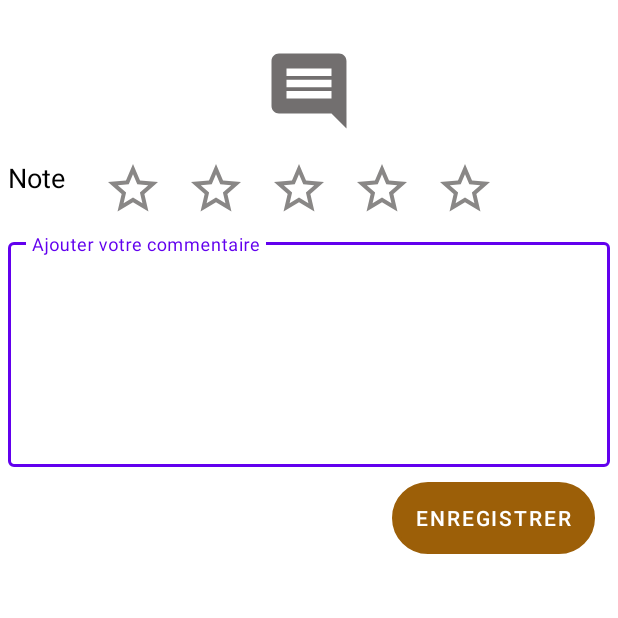
After one commit to bendressouarnaud/ecommercemobile, an Android app: the CommentaireActivity screen opened directly, with no data from a screen before it, on a phone screen of 412 x 824 dp, the top half of it. The commit adds this screen. Run offline under Robolectric (Android 15) with nearby library versions, the phone set to English and light mode, and no system bars; our stand-ins replace data binding.

Commit message:
from Area 01092023

```diff
--- /dev/null
+++ b/app/src/main/java/com/ankk/market/CommentaireActivity.java
@@ -0,0 +1,105 @@
+package com.ankk.market;
+
+import androidx.appcompat.app.AppCompatActivity;
+import androidx.lifecycle.ViewModelProvider;
+
+import android.os.Bundle;
+import android.view.View;
+
+import com.ankk.market.beans.BeanCommentRequest;
+import com.ankk.market.beans.RequeteHistoCommande;
+import com.ankk.market.databinding.ActivityCommentaireBinding;
+import com.ankk.market.databinding.ActivityHistoriqueCommandeBinding;
+import com.ankk.market.viewmodels.CommentaireViewmodel;
+import com.ankk.market.viewmodels.HistoriqueViewmodel;
+import com.ankk.market.viewmodels.VMFactory;
+
+public class CommentaireActivity extends AppCompatActivity {
+
+
+    // A t t r i b u t e s  :
+    ActivityCommentaireBinding binder;
+    CommentaireViewmodel viewmodel;
+
+
+
+    // M e t h o d s  :
+    @Override
+    protected void onCreate(Bundle savedInstanceState) {
+        super.onCreate(savedInstanceState);
+
+        binder = ActivityCommentaireBinding.inflate(getLayoutInflater());
+        setContentView(binder.getRoot());
+
+        getWindow().setStatusBarColor(getResources().getColor(R.color.black, null));
+
+        binder.cmtunnote.setOnClickListener(d -> updateNote(1));
+        binder.cmtdeuxnote.setOnClickListener(d -> updateNote(2));
+        binder.cmttroixnote.setOnClickListener(d -> updateNote(3));
+        binder.cmtquatrenote.setOnClickListener(d -> updateNote(4));
+        binder.cmtcinqnote.setOnClickListener(d -> updateNote(5));
+
+        // Set the VIEWMODEL :
+        viewmodel = new ViewModelProvider(this,
+                new VMFactory(getApplication()))
+                .get(CommentaireViewmodel.class);
+
+        // Get "EXTRAS" :
+        Bundle extras = getIntent().getExtras();
+        if (extras != null) {
+            viewmodel.setIdart( extras.getInt("idart"));
+        }
+
+        binder.butenregistrercmt.setOnClickListener(new View.OnClickListener() {
+            @Override
+            public void onClick(View v) {
+                BeanCommentRequest bt = new BeanCommentRequest();
+                bt.setIdart(viewmodel.getIdart());
+                bt.setCommentaire(binder.commentedit.getText().toString());
+                bt.setIdcli(viewmodel.getClientRepository().getAll().get(0).getIdcli());
+                bt.setNote(viewmodel.getNote());
+                // Process :
+
+            }
+        });
+    }
+
+    //
+    private void updateNote(int position){
+
+        // Set VALUE :
+        viewmodel.setNote(position);
+
+        switch (position){
+            case 1:
+                binder.cmtunnote.setImageDrawable(getResources().getDrawable(R.drawable.ic_star_full_gray, null));
+                break;
+
+            case 2:
+                binder.cmtunnote.setImageDrawable(getResources().getDrawable(R.drawable.ic_star_full_gray, null));
+                binder.cmtdeuxnote.setImageDrawable(getResources().getDrawable(R.drawable.ic_star_full_gray, null));
+                break;
+
+            case 3:
+                binder.cmtunnote.setImageDrawable(getResources().getDrawable(R.drawable.ic_star_full_gray, null));
+                binder.cmtdeuxnote.setImageDrawable(getResources().getDrawable(R.drawable.ic_star_full_gray, null));
+                binder.cmttroixnote.setImageDrawable(getResources().getDrawable(R.drawable.ic_star_full_gray, null));
+                break;
+
+            case 4:
+                binder.cmtunnote.setImageDrawable(getResources().getDrawable(R.drawable.ic_star_full_gray, null));
+                binder.cmtdeuxnote.setImageDrawable(getResources().getDrawable(R.drawable.ic_star_full_gray, null));
+                binder.cmttroixnote.setImageDrawable(getResources().getDrawable(R.drawable.ic_star_full_gray, null));
+                binder.cmtquatrenote.setImageDrawable(getResources().getDrawable(R.drawable.ic_star_full_gray, null));
+                break;
+
+            case 5:
+                binder.cmtunnote.setImageDrawable(getResources().getDrawable(R.drawable.ic_star_full_gray, null));
+                binder.cmtdeuxnote.setImageDrawable(getResources().getDrawable(R.drawable.ic_star_full_gray, null));
+                binder.cmttroixnote.setImageDrawable(getResources().getDrawable(R.drawable.ic_star_full_gray, null));
+                binder.cmtquatrenote.setImageDrawable(getResources().getDrawable(R.drawable.ic_star_full_gray, null));
+                binder.cmtcinqnote.setImageDrawable(getResources().getDrawable(R.drawable.ic_star_full_gray, null));
+                break;
+        }
+    }
+}
--- /dev/null
+++ b/app/src/main/java/com/ankk/market/viewmodels/CommentaireViewmodel.java
@@ -0,0 +1,41 @@
+package com.ankk.market.viewmodels;
+
+import android.app.Application;
+
+import androidx.lifecycle.ViewModel;
+
+import com.ankk.market.adapters.AdapterArticleCommande;
+import com.ankk.market.repositories.ClientRepository;
+
+public class CommentaireViewmodel extends ViewModel {
+
+    // A t t r i b u t e s :
+    int idart, note;
+    ClientRepository clientRepository;
+
+
+    // M e t h o d s  :
+    public CommentaireViewmodel(Application app) {
+        clientRepository = new ClientRepository(app);
+    }
+
+    public int getIdart() {
+        return idart;
+    }
+
+    public void setIdart(int idart) {
+        this.idart = idart;
+    }
+
+    public ClientRepository getClientRepository() {
+        return clientRepository;
+    }
+
+    public int getNote() {
+        return note;
+    }
+
+    public void setNote(int note) {
+        this.note = note;
+    }
+}
--- /dev/null
+++ b/app/src/main/res/drawable/ic_star_empty.xml
@@ -0,0 +1,5 @@
+<vector android:height="24dp" android:tint="#898786"
+    android:viewportHeight="24" android:viewportWidth="24"
+    android:width="24dp" xmlns:android="http://schemas.android.com/apk/res/android">
+    <path android:fillColor="@android:color/white" android:pathData="M22,9.24l-7.19,-0.62L12,2 9.19,8.63 2,9.24l5.46,4.73L5.82,21 12,17.27 18.18,21l-1.63,-7.03L22,9.24zM12,15.4l-3.76,2.27 1,-4.28 -3.32,-2.88 4.38,-0.38L12,6.1l1.71,4.04 4.38,0.38 -3.32,2.88 1,4.28L12,15.4z"/>
+</vector>
--- /dev/null
+++ b/app/src/main/res/layout/activity_commentaire.xml
@@ -0,0 +1,122 @@
+<?xml version="1.0" encoding="utf-8"?>
+
+<layout
+    xmlns:android="http://schemas.android.com/apk/res/android"
+    xmlns:app="http://schemas.android.com/apk/res-auto"
+    xmlns:tools="http://schemas.android.com/tools">
+
+    <androidx.constraintlayout.widget.ConstraintLayout
+        xmlns:android="http://schemas.android.com/apk/res/android"
+        xmlns:app="http://schemas.android.com/apk/res-auto"
+        xmlns:tools="http://schemas.android.com/tools"
+        android:layout_width="match_parent"
+        android:layout_height="match_parent"
+        tools:context=".CommentaireActivity"
+        android:padding="5dp">
+
+        <ImageView
+            android:layout_marginTop="25dp"
+            app:layout_constraintTop_toTopOf="parent"
+            app:layout_constraintStart_toStartOf="parent"
+            app:layout_constraintEnd_toEndOf="parent"
+            android:id="@+id/imgcomment"
+            android:src="@drawable/ic_comment"
+            android:layout_width="60dp"
+            android:layout_height="60dp"/>
+
+        <TextView
+            android:id="@+id/textnotecomment"
+            android:text="Note"
+            android:textColor="#000000"
+            app:layout_constraintTop_toBottomOf="@id/imgcomment"
+            app:layout_constraintStart_toStartOf="parent"
+            android:textSize="18sp"
+            android:layout_width="wrap_content"
+            android:layout_height="wrap_content"
+            android:layout_marginTop="15dp"/>
+
+        <androidx.appcompat.widget.LinearLayoutCompat
+            app:layout_constraintTop_toTopOf="@id/textnotecomment"
+            app:layout_constraintStart_toEndOf="@id/textnotecomment"
+            android:layout_width="wrap_content"
+            android:layout_height="wrap_content"
+            android:orientation="horizontal"
+            android:id="@+id/commentlinearlayout"
+            android:layout_marginStart="25dp">
+
+            <ImageView
+                android:id="@+id/cmtunnote"
+                android:src="@drawable/ic_star_empty"
+                android:layout_width="40dp"
+                android:layout_height="40dp"/>
+
+            <ImageView
+                android:layout_marginStart="15dp"
+                android:id="@+id/cmtdeuxnote"
+                android:src="@drawable/ic_star_empty"
+                android:layout_width="40dp"
+                android:layout_height="40dp"/>
+
+            <ImageView
+                android:layout_marginStart="15dp"
+                android:id="@+id/cmttroixnote"
+                android:src="@drawable/ic_star_empty"
+                android:layout_width="40dp"
+                android:layout_height="40dp"/>
+
+            <ImageView
+                android:layout_marginStart="15dp"
+                android:id="@+id/cmtquatrenote"
+                android:src="@drawable/ic_star_empty"
+                android:layout_width="40dp"
+                android:layout_height="40dp"/>
+
+            <ImageView
+                android:layout_marginStart="15dp"
+                android:id="@+id/cmtcinqnote"
+                android:src="@drawable/ic_star_empty"
+                android:layout_width="40dp"
+                android:layout_height="40dp"/>
+
+        </androidx.appcompat.widget.LinearLayoutCompat>
+
+        <com.google.android.material.textfield.TextInputLayout
+            app:layout_constraintTop_toBottomOf="@id/commentlinearlayout"
+            app:layout_constraintStart_toStartOf="parent"
+            app:layout_constraintEnd_toEndOf="parent"
+            android:layout_width="match_parent"
+            android:layout_height="wrap_content"
+            android:id="@+id/textinputcomment"
+            android:hint="Ajouter votre commentaire"
+            style="@style/Widget.MaterialComponents.TextInputLayout.OutlinedBox"
+            android:layout_marginTop="10dp">
+
+            <com.google.android.material.textfield.TextInputEditText
+                android:id="@+id/commentedit"
+                android:lines="7"
+                android:minLines="6"
+                android:gravity="top|left"
+                android:maxLines="8"
+                android:scrollbars="vertical"
+                android:layout_width="match_parent"
+                android:layout_height="wrap_content"/>
+
+        </com.google.android.material.textfield.TextInputLayout>
+
+        <Button
+            app:layout_constraintTop_toBottomOf="@id/textinputcomment"
+            app:layout_constraintEnd_toEndOf="parent"
+            android:layout_marginTop="10dp"
+            android:layout_marginEnd="10dp"
+            android:layout_width="wrap_content"
+            android:layout_height="wrap_content"
+            android:textColor="#fff"
+            android:text="Enregistrer"
+            android:id="@+id/butenregistrercmt"
+            android:background="@drawable/round_buttons"
+            app:backgroundTint="@color/custombrown"
+            />
+
+    </androidx.constraintlayout.widget.ConstraintLayout>
+
+</layout>
```
Also changed, not shown: app/src/main/AndroidManifest.xml (+5 -2 lines), app/src/main/java/com/ankk/market/ArticleActivity.java (+97 -15 lines), app/src/main/java/com/ankk/market/SousproduitActivity.java (+9 -3 lines), app/src/main/java/com/ankk/market/adapters/AdapterListArticle.java (+47 -18 lines), app/src/main/java/com/ankk/market/beans/BeanCommentRequest.java (added, +42 -0 lines), app/src/main/java/com/ankk/market/viewmodels/ArticleViewmodel.java (+19 -0 lines), app/src/main/res/menu/article.xml (added, +10 -0 lines), app/src/main/res/layout/activity_article.xml (indentation only).
